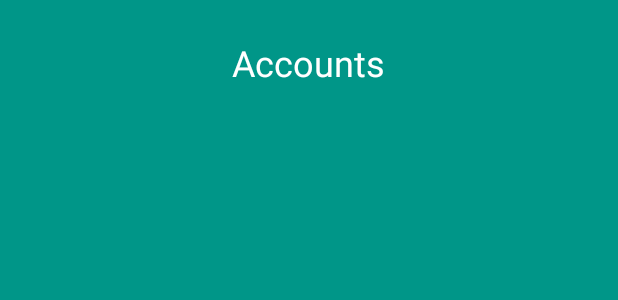
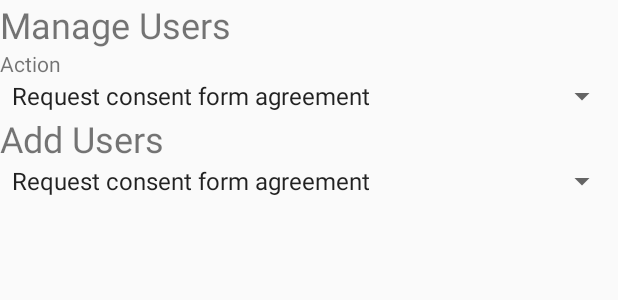
Before and after one commit to ambi-disc/lactation-android, an Android app: the layout fragment_accounts.xml on its own in the app's theme, with its tools: preview values and no code run, on a phone screen of 412 x 824 dp. Shown: the top 300 px of the screen. Run offline under Robolectric (Android 15) with nearby library versions, the phone set to English and light mode, and no system bars.

Commit message:
fixed UI components

```diff
--- a/app/src/main/res/layout/activity_main.xml
+++ b/app/src/main/res/layout/activity_main.xml
@@ -9,7 +9,11 @@
     <RelativeLayout
         android:id="@+id/mainContent"
         android:layout_width="match_parent"
-        android:layout_height="match_parent" />
+        android:layout_height="match_parent"
+        android:background="#009688"
+        android:text="@string/welcome_to_the_lactation_consultant_portal"
+        android:textSize="30sp"
+        android:weightSum="1"/>
 
     <!-- The navigation drawer -->
     <RelativeLayout
@@ -47,7 +51,7 @@
                     android:id="@+id/userName"
                     android:layout_width="wrap_content"
                     android:layout_height="wrap_content"
-                    android:text="Rishabh"
+                    android:text="Admin"
                     android:textColor="#fff"
                     android:textSize="16sp"
                     android:textStyle="bold" />
--- a/app/src/main/res/layout/fragment_accounts.xml
+++ b/app/src/main/res/layout/fragment_accounts.xml
@@ -5,24 +5,94 @@
     tools:context="org.lactor.consultant.AccountsFragment">
 
     <!-- TODO: Update blank fragment layout -->
+
     <LinearLayout
         android:layout_width="match_parent"
-        android:layout_height="match_parent"
-        android:orientation="vertical"
-        android:background="#009688"
-        android:weightSum="1"/>
+        android:layout_height="wrap_content"
+        android:orientation="vertical">
 
         <TextView
             android:layout_width="wrap_content"
             android:layout_height="wrap_content"
-            android:textAppearance="?android:attr/textAppearanceMedium"
+            android:text="Manage Users"
+            android:textSize="24sp"/>
+
+        <TextView
+            android:layout_width="wrap_content"
+            android:layout_height="wrap_content"
+            android:text="Action"
+            android:textSize="14sp"/>
+
+        <Spinner
+            android:layout_width="wrap_content"
+            android:layout_height="wrap_content"
+            android:entries="@array/action"
+            android:textSize="14sp"/>
+
+        <TextView
+            android:layout_width="wrap_content"
+            android:layout_height="wrap_content"
+            android:text="Add Users"
+            android:textSize="24sp"/>
+
+        <Spinner
+            android:layout_width="wrap_content"
+            android:layout_height="wrap_content"
+            android:entries="@array/action"
+            android:textSize="14sp"/>
+    </LinearLayout>
+
+    <!--
+    <LinearLayout
+        android:layout_width="match_parent"
+        android:layout_height="wrap_content"
+        android:orientation="vertical"
+        android:background="#009688"/>
+
+        <TextView
+            android:layout_width="wrap_content"
+            android:layout_height="wrap_content"
             android:text="Accounts"
             android:textColor="#fff"
-            android:textAlignment="center"
+            android:textSize="34sp" />
+
+        <TextView
+            android:layout_width="wrap_content"
+            android:layout_height="wrap_content"
+            android:text="Manage Users"
+            android:textSize="24sp"/>
+
+        <TextView
+            android:layout_width="wrap_content"
+            android:layout_height="wrap_content"
+            android:text="Action"
+            android:textSize="14sp"/>
+    -->
+    <!--
+        <Spinner
+            android:layout_width="wrap_content"
+            android:layout_height="wrap_content"
+            android:entries="@array/action"
+            android:textSize="14sp"/>
+
+            -->
+
+    <!--
+
+        <TextView
+            android:layout_width="wrap_content"
+            android:layout_height="wrap_content"
+            android:text="Add Users"
             android:textSize="24sp"
-            android:padding="25dp"
-            android:id="@+id/textView4"
-            android:layout_gravity="center_horizontal" />
+            android:padding="250dp"
+            android:layout_gravity="left"/>
 
+        <Spinner
+            android:layout_width="wrap_content"
+            android:layout_height="wrap_content"
+            android:entries="@array/action"
+            android:textSize="14sp"
+            android:padding="180dp"/>
 
+-->
 </FrameLayout>
--- a/app/src/main/res/layout/fragment_dashboard.xml
+++ b/app/src/main/res/layout/fragment_dashboard.xml
@@ -8,6 +8,10 @@
     <TextView
         android:layout_width="match_parent"
         android:layout_height="match_parent"
-        android:text="@string/hello_blank_fragment" />
+        android:text="Dashboard"
+        android:textAlignment="center"
+        android:textColor="#fff"
+        android:textSize="24sp"
+        android:padding="25dp"/>
 
 </FrameLayout>
--- a/app/src/main/res/layout/fragment_notifications.xml
+++ b/app/src/main/res/layout/fragment_notifications.xml
@@ -8,6 +8,11 @@
     <TextView
         android:layout_width="match_parent"
         android:layout_height="match_parent"
-        android:text="@string/hello_blank_fragment" />
+        android:text="Notifications"
+        android:textColor="#fff"
+        android:textSize="24sp"
+        android:padding="25dp"
+        android:textAlignment="center"
+        android:background="#009688"/>
 
 </FrameLayout>
--- a/app/src/main/res/values/strings.xml
+++ b/app/src/main/res/values/strings.xml
@@ -16,6 +16,22 @@
         <item>Patient</item>
         <item>Test User</item>
     </string-array>
+
+    <string-array name="action">
+        <item>Request consent form agreement</item>
+        <item>Request Graceland University consent form agreement</item>
+        <item>Request system feedback</item>
+        <item>Send breastfeeding followup</item>
+        <item>Send self-efficiency survey</item>
+        <item>Send breastfeeding evaluation</item>
+        <item>Send postnatal depression survey</item>
+        <item>Issue Mother Information</item>
+        <item>Reset Password</item>
+        <item>Disable User</item>
+        <item>Enable User</item>
+        <item>Delete User</item>
+    </string-array>
+    <string name="action_prompt">Action</string>
     <string name="close">Close</string>
     <string name="open">Open</string>
     <string name="name">Name</string>
@@ -27,4 +43,5 @@
     <string name="hello_blank_fragment">Hello blank fragment</string>
     <string name="drawer_open">Drawer Open</string>
     <string name="drawer_close">Drawer Close</string>
+    <string name="welcome_to_the_lactation_consultant_portal">Welcome to the Lactation Consultant Portal</string>
 </resources>
```
